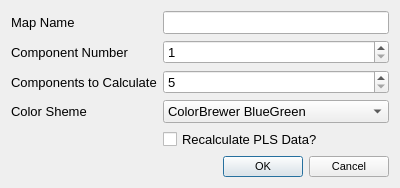
Before: the Qt Designer form plsdialog.ui in VespucciProject/Vespucci, drawn with Qt 5.
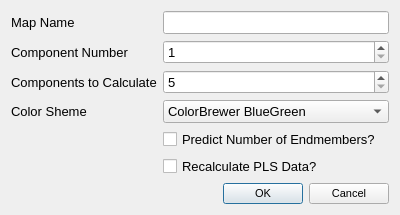
After: the same form once the commit is applied.

Commit message: Implementation of the HySime algorithm for predicting size of subspace (can be used to find ideal number of endmembers).

Patch:
```diff
--- a/plsdialog.ui
+++ b/plsdialog.ui
@@ -7,7 +7,7 @@
     <x>0</x>
     <y>0</y>
     <width>400</width>
-    <height>168</height>
+    <height>205</height>
    </rect>
   </property>
   <property name="font">
@@ -273,13 +273,20 @@
     </widget>
    </item>
    <item row="4" column="1">
+    <widget class="QCheckBox" name="predictionCheckBox">
+     <property name="text">
+      <string>Predict Number of Endmembers?</string>
+     </property>
+    </widget>
+   </item>
+   <item row="5" column="1">
     <widget class="QCheckBox" name="recalculateCheckBox">
      <property name="text">
       <string>Recalculate PLS Data?</string>
      </property>
     </widget>
    </item>
-   <item row="5" column="1">
+   <item row="6" column="1">
     <widget class="QDialogButtonBox" name="buttonBox">
      <property name="font">
       <font>
```
The commit also changes 30 other files.
